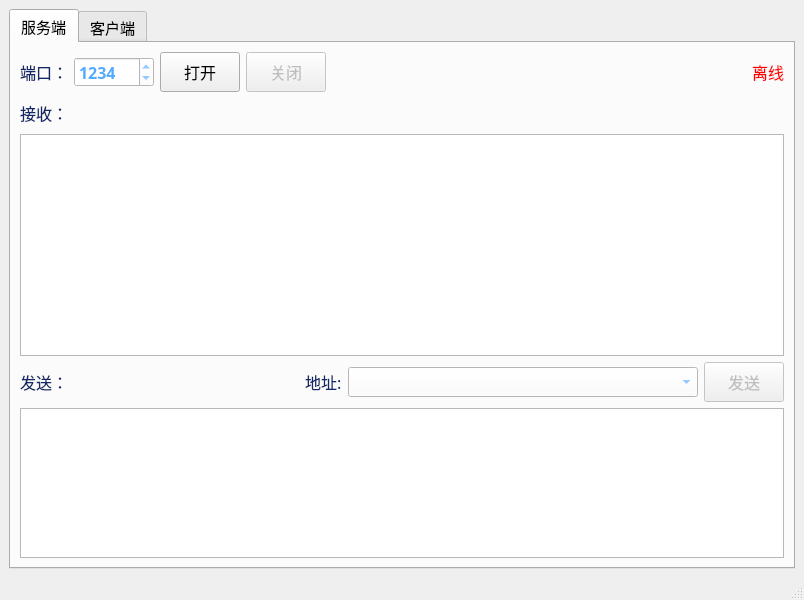
The window that wsTest/mainwindow.ui (RMStonight/WebSocketTest) describes before a commit, drawn with Qt 5.
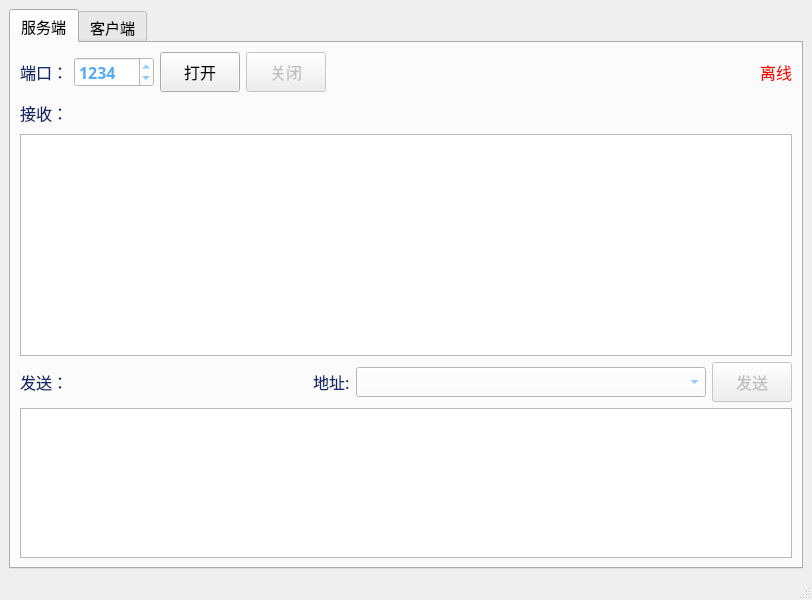
The same window after the commit.

```diff
--- a/wsTest/mainwindow.ui
+++ b/wsTest/mainwindow.ui
@@ -6,7 +6,7 @@
    <rect>
     <x>0</x>
     <y>0</y>
-    <width>800</width>
+    <width>812</width>
     <height>600</height>
    </rect>
   </property>
@@ -444,6 +444,7 @@
           </property>
           <property name="font">
            <font>
+            <family>等线</family>
             <pointsize>12</pointsize>
            </font>
           </property>
```
Left out of the diff: 9 changed lines with no effect on the pictures.
